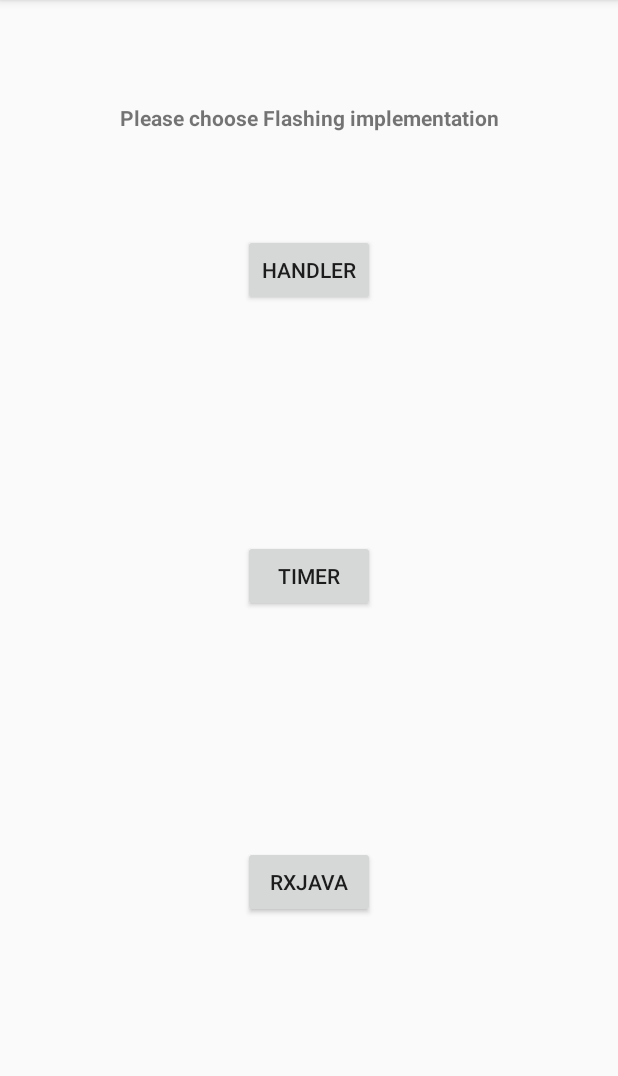
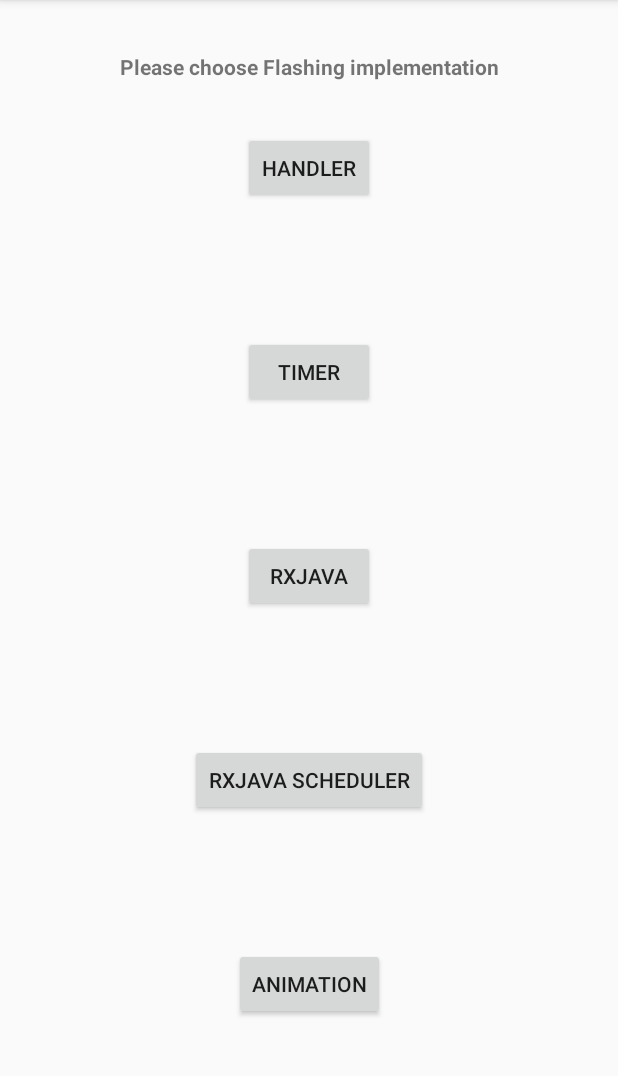
Before and after one commit to MTomi13/CurveNumbers, an Android app: the screen it shows after launch (FlashSelectorActivity), on a phone screen of 412 x 824 dp, the part 84-1160 px from its top. Run offline under Robolectric (Android 15) with nearby library versions, the phone set to English and light mode, and no system bars; our stand-ins replace Dagger/Hilt's generated code.

Commit message:
add different implementation for flashing, handler, timer, rx, animation

```diff
--- a/app/src/main/java/com/marton/tamas/curveappchallange/common/Constants.kt
+++ b/app/src/main/java/com/marton/tamas/curveappchallange/common/Constants.kt
@@ -1,8 +1,10 @@
 package com.marton.tamas.curveappchallange.common
 
 
-val FLASHING_MODE = "flashing_mode"
-val HANDLER = 1
-val TIMER = 2
-val RXJAVA = 3
-val FLASH_PERIOD = 500L
+const val FLASHING_MODE = "flashing_mode"
+const val HANDLER = 1
+const val TIMER = 2
+const val RXJAVA = 3
+const val RXJAVA_SCHEDULER = 4
+const val ANIMATION = 5
+const val FLASH_PERIOD = 500L
--- a/app/src/main/java/com/marton/tamas/curveappchallange/view/FlashSelectorActivity.kt
+++ b/app/src/main/java/com/marton/tamas/curveappchallange/view/FlashSelectorActivity.kt
@@ -4,10 +4,7 @@ import android.content.Intent
 import android.os.Bundle
 import android.support.v7.app.AppCompatActivity
 import com.marton.tamas.curveappchallange.R
-import com.marton.tamas.curveappchallange.common.FLASHING_MODE
-import com.marton.tamas.curveappchallange.common.HANDLER
-import com.marton.tamas.curveappchallange.common.RXJAVA
-import com.marton.tamas.curveappchallange.common.TIMER
+import com.marton.tamas.curveappchallange.common.*
 import kotlinx.android.synthetic.main.activity_flash_selector.*
 
 
@@ -26,6 +23,12 @@ class FlashSelectorActivity : AppCompatActivity() {
         rx_btn.setOnClickListener {
             startSummarizeActivity(RXJAVA)
         }
+        rx_scheduler_btn.setOnClickListener {
+            startSummarizeActivity(RXJAVA_SCHEDULER)
+        }
+        animation_btn.setOnClickListener {
+            startSummarizeActivity(ANIMATION)
+        }
     }
 
     private fun startSummarizeActivity(flashingMode: Int) {
--- a/app/src/main/res/layout/activity_flash_selector.xml
+++ b/app/src/main/res/layout/activity_flash_selector.xml
@@ -29,7 +29,7 @@
         android:layout_width="wrap_content"
         android:layout_height="wrap_content"
         android:text="@string/rxjava_btn_title"
-        app:layout_constraintBottom_toBottomOf="parent"
+        app:layout_constraintBottom_toTopOf="@+id/rx_scheduler_btn"
         app:layout_constraintEnd_toEndOf="parent"
         app:layout_constraintStart_toStartOf="parent"
         app:layout_constraintTop_toBottomOf="@+id/timer_btn" />
@@ -41,4 +41,24 @@
         app:layout_constraintEnd_toEndOf="parent"
         app:layout_constraintStart_toStartOf="parent"
         app:layout_constraintTop_toTopOf="parent" />
+
+    <Button
+        android:id="@+id/rx_scheduler_btn"
+        android:layout_width="wrap_content"
+        android:layout_height="wrap_content"
+        android:text="@string/rxjava_scheduler_btn_title"
+        app:layout_constraintBottom_toTopOf="@id/animation_btn"
+        app:layout_constraintEnd_toEndOf="parent"
+        app:layout_constraintStart_toStartOf="parent"
+        app:layout_constraintTop_toBottomOf="@+id/rx_btn" />
+
+    <Button
+        android:id="@+id/animation_btn"
+        android:layout_width="wrap_content"
+        android:layout_height="wrap_content"
+        android:text="@string/animation_btn_title"
+        app:layout_constraintBottom_toBottomOf="parent"
+        app:layout_constraintEnd_toEndOf="parent"
+        app:layout_constraintStart_toStartOf="parent"
+        app:layout_constraintTop_toBottomOf="@+id/rx_scheduler_btn" />
 </android.support.constraint.ConstraintLayout>
--- a/app/src/main/res/values/strings.xml
+++ b/app/src/main/res/values/strings.xml
@@ -8,4 +8,6 @@
     <string name="timer_btn_title">Timer</string>
     <string name="rxjava_btn_title">RxJava</string>
     <string name="flashing_implementation">Please choose Flashing implementation</string>
+    <string name="rxjava_scheduler_btn_title">RxJava scheduler</string>
+    <string name="animation_btn_title">Animation</string>
 </resources>
```
Also changed, not shown: app/src/main/java/com/marton/tamas/curveappchallange/flash/FlashingActions.kt (added, +7 -0 lines), app/src/main/java/com/marton/tamas/curveappchallange/flash/animation/AnimationCallBack.kt (added, +9 -0 lines), app/src/main/java/com/marton/tamas/curveappchallange/flash/animation/FlashingAnimation.kt (added, +15 -0 lines), app/src/main/java/com/marton/tamas/curveappchallange/flash/handler/FlashingHandler.kt (renamed from app/src/main/java/com/marton/tamas/curveappchallange/flash/FlashingHandler.kt, +8 -7 lines), app/src/main/java/com/marton/tamas/curveappchallange/flash/rx/FlashingRxBase.kt (added, +14 -0 lines), app/src/main/java/com/marton/tamas/curveappchallange/flash/rx/FlashingRxInterval.kt (added, +16 -0 lines), app/src/main/java/com/marton/tamas/curveappchallange/flash/rx/FlashingRxSchedulers.kt (added, +16 -0 lines), app/src/main/java/com/marton/tamas/curveappchallange/flash/timer/FlashingTimer.kt (added, +27 -0 lines), app/src/main/java/com/marton/tamas/curveappchallange/view/SummarizeActivity.kt (+63 -23 lines), app/src/main/java/com/marton/tamas/curveappchallange/viewmodel/SummarizeViewModel.kt (+6 -1 lines), app/src/main/res/anim/flashing.xml (added, +10 -0 lines).
